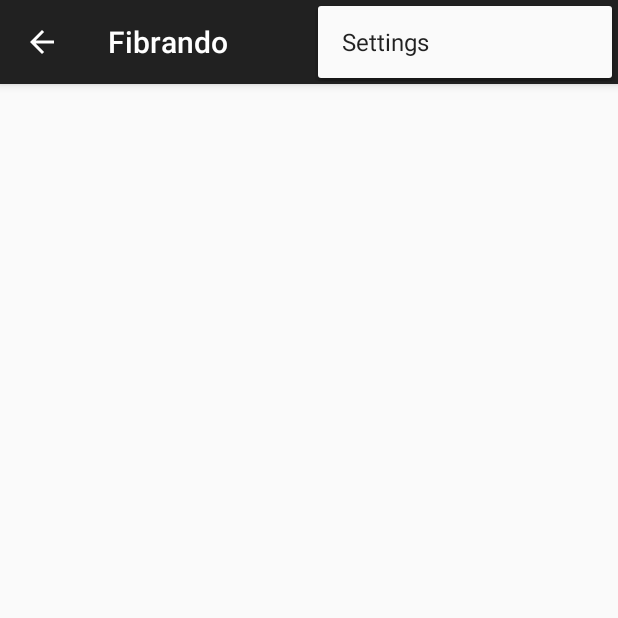
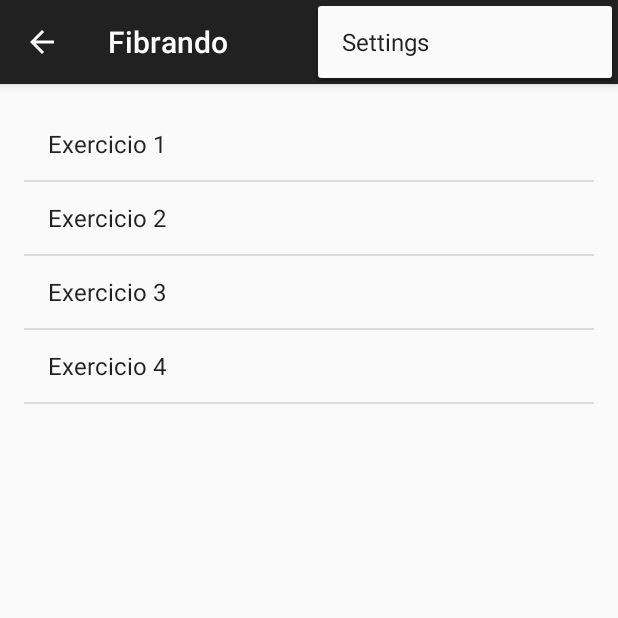
Before and after one commit to brunoliveira8/fibrando, an Android app: the screen it shows after launch (MainActivity), with the options menu open, on a phone screen of 412 x 824 dp, the top half of it. Run offline under Robolectric (Android 15) with nearby library versions, the phone set to English and light mode, and no system bars; 2 statements that could not run were skipped.

Commit message:
Cria tela de exercícios

```diff
--- a/app_android/app/src/main/res/layout/fragment_main.xml
+++ b/app_android/app/src/main/res/layout/fragment_main.xml
@@ -9,4 +9,26 @@
     <TextView android:id="@+id/section_label" android:layout_width="wrap_content"
         android:layout_height="wrap_content" />
 
+    <LinearLayout
+        android:orientation="vertical"
+        android:layout_width="match_parent"
+        android:layout_height="match_parent"
+        android:layout_alignParentTop="true"
+        android:layout_alignParentLeft="true"
+        android:layout_alignParentStart="true">
+
+        <ListView
+            android:layout_width="match_parent"
+            android:layout_height="393dp"
+            android:id="@+id/expandableListView"
+            android:choiceMode="none"
+            android:entries="@array/teste"
+            >
+
+
+        </ListView>
+
+
+    </LinearLayout>
+
 </RelativeLayout>
--- a/app_android/app/src/main/res/values/strings.xml
+++ b/app_android/app/src/main/res/values/strings.xml
@@ -11,4 +11,11 @@
     <string name="action_example">Example action</string>
 
     <string name="action_settings">Settings</string>
+
+    <string-array name="teste">
+        <item>Exercicio 1</item>
+        <item>Exercicio 2</item>
+        <item>Exercicio 3</item>
+        <item>Exercicio 4</item>
+    </string-array>
 </resources>
```
Also changed, not shown: 1 other file.
